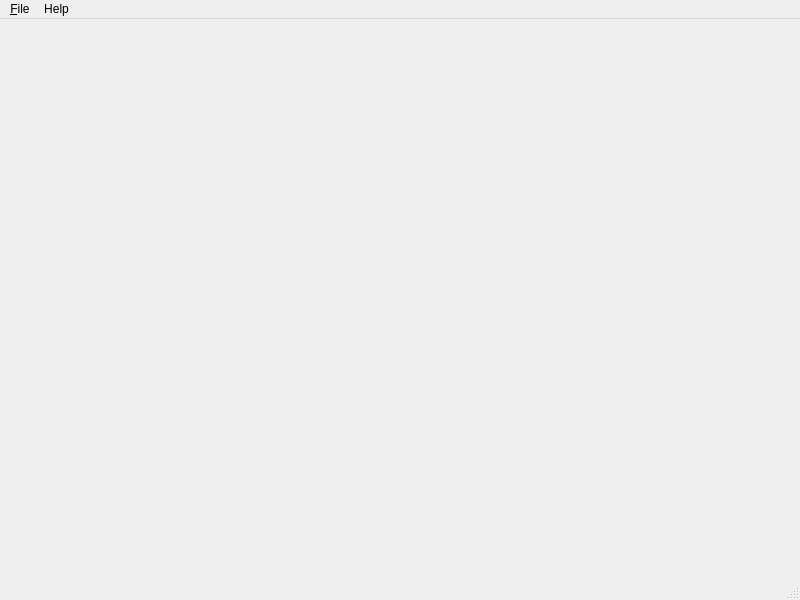
This is bin/gui/ui/mainwindow.ui in alalazo/seismictraces as Qt 5 draws it before an edit. The edited form follows.
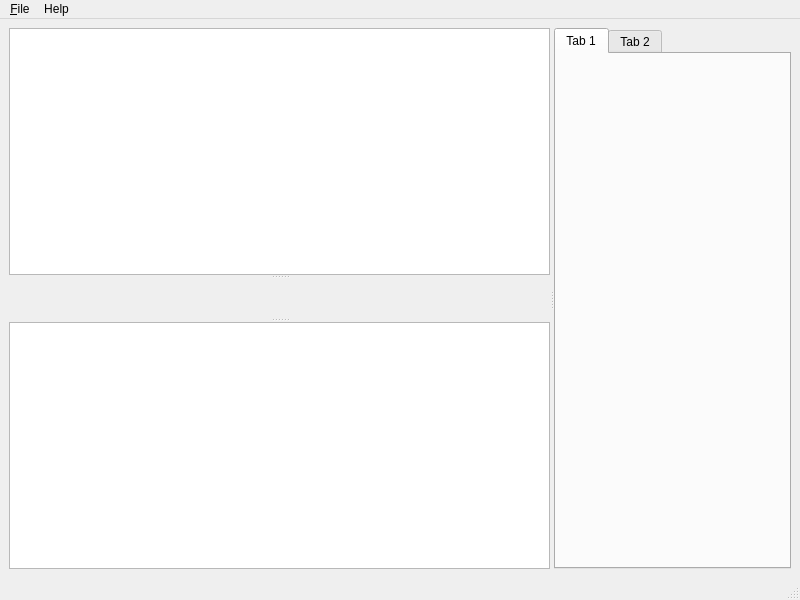
This is the edited form.

Commit message: Changes to Qt forms

The edit to the form file:
```diff
--- a/bin/gui/ui/mainwindow.ui
+++ b/bin/gui/ui/mainwindow.ui
@@ -13,7 +13,42 @@
   <property name="windowTitle">
    <string>SeismoView</string>
   </property>
-  <widget class="QWidget" name="centralwidget"/>
+  <widget class="QWidget" name="centralwidget">
+   <layout class="QHBoxLayout" name="horizontalLayout">
+    <item>
+     <widget class="QSplitter" name="splitter_2">
+      <property name="orientation">
+       <enum>Qt::Horizontal</enum>
+      </property>
+      <widget class="QSplitter" name="splitter">
+       <property name="orientation">
+        <enum>Qt::Vertical</enum>
+       </property>
+       <widget class="QListWidget" name="listWidget"/>
+       <widget class="QWidget" name="widget" native="true"/>
+       <widget class="QTextBrowser" name="textBrowser"/>
+      </widget>
+      <widget class="QTabWidget" name="tabWidget">
+       <property name="currentIndex">
+        <number>0</number>
+       </property>
+       <widget class="QWidget" name="tab">
+        <attribute name="title">
+         <string>Tab 1</string>
+        </attribute>
+        <zorder>textBrowser</zorder>
+        <zorder>listWidget</zorder>
+       </widget>
+       <widget class="QWidget" name="tab_2">
+        <attribute name="title">
+         <string>Tab 2</string>
+        </attribute>
+       </widget>
+      </widget>
+     </widget>
+    </item>
+   </layout>
+  </widget>
   <widget class="QMenuBar" name="menubar">
    <property name="geometry">
     <rect>
```
The commit also changes 2 other files.
